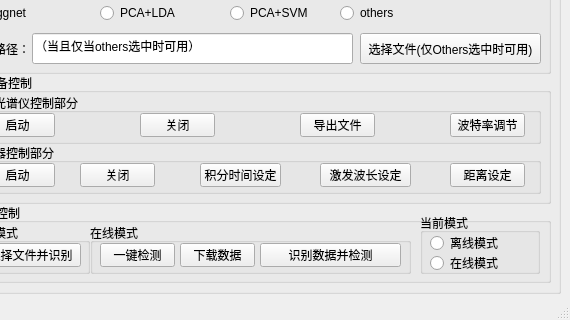
Qt form QT/version1.0.0/mainwindow.ui (lry-123456789/Oral-cancer-diagnosis-system-using-Raman-spectroscopy) before a commit; both pictures show x 630 to 1200 and y 280 to 600 of the 1200 by 600 pixel window.
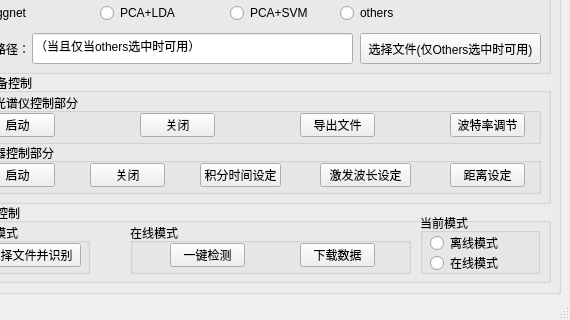
The same form after that commit.

The edit to the form file:
```diff
--- a/QT/version1.0.0/mainwindow.ui
+++ b/QT/version1.0.0/mainwindow.ui
@@ -532,7 +532,7 @@
       <widget class="QPushButton" name="pushButton_6">
        <property name="geometry">
         <rect>
-         <x>110</x>
+         <x>120</x>
          <y>20</y>
          <width>75</width>
          <height>24</height>
@@ -663,9 +663,9 @@
      <widget class="QGroupBox" name="groupBox_11">
       <property name="geometry">
        <rect>
-        <x>130</x>
+        <x>170</x>
         <y>20</y>
-        <width>321</width>
+        <width>281</width>
         <height>51</height>
        </rect>
       </property>
@@ -675,7 +675,7 @@
       <widget class="QPushButton" name="pushButton_12">
        <property name="geometry">
         <rect>
-         <x>10</x>
+         <x>40</x>
          <y>20</y>
          <width>75</width>
          <height>24</height>
@@ -688,27 +688,14 @@
       <widget class="QPushButton" name="pushButton_13">
        <property name="geometry">
         <rect>
-         <x>90</x>
-         <y>20</y>
-         <width>75</width>
-         <height>24</height>
-        </rect>
-       </property>
-       <property name="text">
-        <string>下载数据</string>
-       </property>
-      </widget>
-      <widget class="QPushButton" name="pushButton_14">
-       <property name="geometry">
-        <rect>
          <x>170</x>
          <y>20</y>
-         <width>141</width>
+         <width>75</width>
          <height>24</height>
         </rect>
        </property>
        <property name="text">
-        <string>识别数据并检测</string>
+        <string>下载数据</string>
        </property>
       </widget>
      </widget>
```
